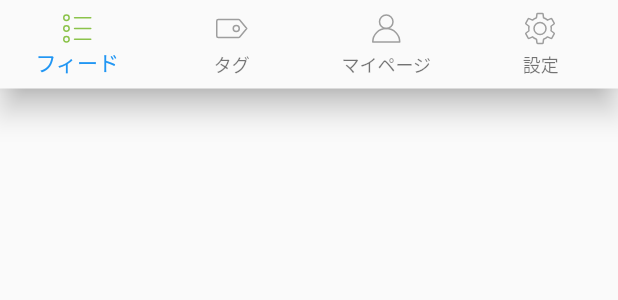
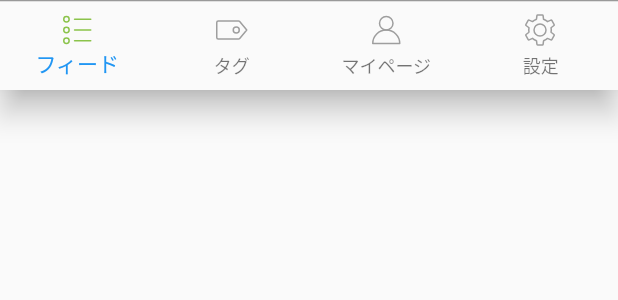
Before and after one commit to shinonome-inc/mobile-hikari-qiita-app, a Flutter app: the _BottomNavigationBar widget shown alone on an empty page, opened directly, on a phone screen of 412 x 824 dp. Shown: the top 300 px of the screen. Run offline on Flutter 3.47's test engine with Material 2 defaults, Android fonts, the phone set to English and light mode, and no system bars; our stand-ins replace flutter_riverpod, flutter_svg, freezed_annotation, gap.

Commit message:
枠線追加

```diff
--- a/lib/screen/home_root/home_root_navigation_bar.dart
+++ b/lib/screen/home_root/home_root_navigation_bar.dart
@@ -6,7 +6,13 @@ class _BottomNavigationBar extends ConsumerWidget {
     final screen = ref.watch(homeRootProvider);
     int screenIndex = screen.index;
 
-    return BottomNavigationBar(
+    return Container(
+      decoration: const BoxDecoration(
+        border: Border(
+          top: BorderSide(width: 1.0, color: Colors.grey),
+        ),
+      ),
+      child: BottomNavigationBar(
         type: BottomNavigationBarType.fixed,
         currentIndex: screen.index,
         onTap: (index) {
@@ -57,6 +63,7 @@ class _BottomNavigationBar extends ConsumerWidget {
             label: I18n().labelSettingsJapanese,
           ),
         ],
+      ),
     );
   }
 }
```
Lines whose indentation alone changed are shown as unchanged.
